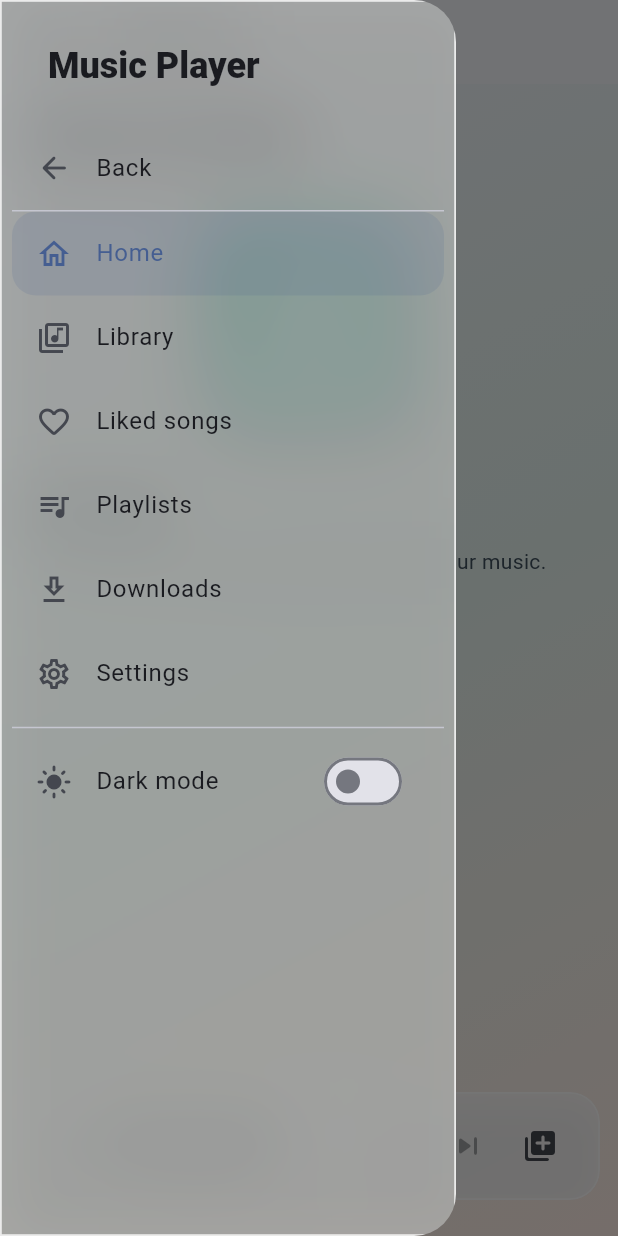
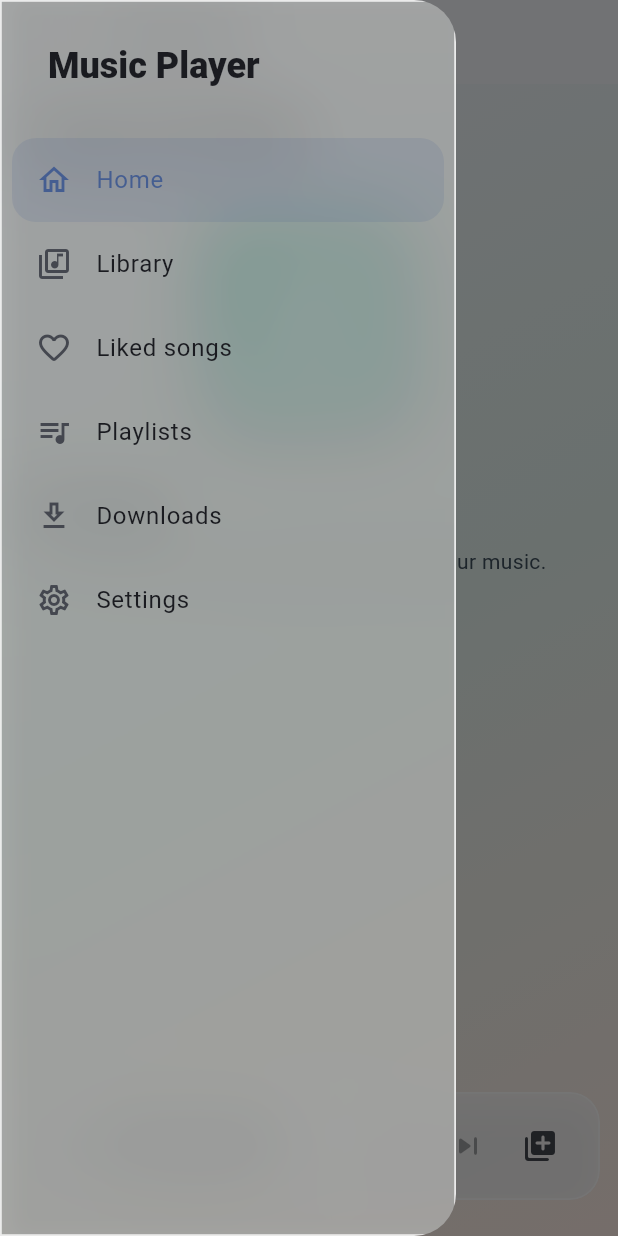
Before and after one commit to TJHerman007/music_player_app, a Flutter app: the screen it shows after launch, with the side drawer open, on a phone screen of 412 x 824 dp. Run offline on Flutter 3.47's test engine with Material 3 defaults, Android fonts, the phone set to English and light mode, and no system bars; our stand-ins replace file_picker, just_audio, permission_handler.

Commit message:
stupid minor things fixed

```diff
--- a/lib/screens/home_page.dart
+++ b/lib/screens/home_page.dart
@@ -1,4 +1,5 @@
 import 'dart:async';
+import 'dart:typed_data';
 
 import 'package:flutter/material.dart';
 
@@ -80,7 +81,11 @@ class _HomePageState extends State<HomePage> {
 
     return Scaffold(
       extendBody: true,
-      appBar: AppBar(title: const Text('My Music')),
+      appBar: AppBar(
+        title: const Text('My Music'),
+        backgroundColor: const Color.fromARGB(0, 51, 63, 68),
+        elevation: 0,
+      ),
       drawer: _AppDrawer(
         themeProvider: widget.themeProvider,
         audioLibrary: widget.audioLibrary,
@@ -186,12 +191,8 @@ class _AppDrawer extends StatelessWidget {
                       ?.copyWith(fontWeight: FontWeight.w800),
                 ),
               ),
-              ListTile(
-                leading: const Icon(Icons.arrow_back_rounded),
-                title: const Text('Back'),
-                onTap: () => Navigator.pop(context),
-              ),
-              const Divider(height: 1),
+
+              SizedBox(height: 8),
               ListTile(
                 leading: Icon(Icons.home_outlined),
                 title: Text('Home'),
@@ -262,19 +263,6 @@ class _AppDrawer extends StatelessWidget {
                   );
                 },
               ),
-              const Divider(),
-              ListTile(
-                leading: Icon(
-                  themeProvider.isDarkMode
-                      ? Icons.dark_mode_rounded
-                      : Icons.light_mode_rounded,
-                ),
-                title: const Text('Dark mode'),
-                trailing: Switch(
-                  value: themeProvider.isDarkMode,
-                  onChanged: themeProvider.toggleTheme,
-                ),
-              ),
             ],
           ),
         ),
@@ -321,15 +309,58 @@ class _HomeTrackTile extends StatelessWidget {
               ),
               onPressed: () => controller.toggleFavorite(track),
             ),
-            IconButton(
-              tooltip: 'Play',
-              icon: const Icon(Icons.play_arrow_rounded),
-              onPressed: () =>
-                  controller.playTrack(track, source: TrackSource.library),
-            ),
+            Icon(Icons.play_arrow_rounded),
           ],
         ),
+        onTap: () => controller.playTrack(track, source: TrackSource.library),
       ),
     );
   }
 }
+
+// //check for album art
+// class AlbumArtWidget extends StatelessWidget {
+//   final String filePath;
+
+//   const AlbumArtWidget({super.key, required this.filePath});
+
+//   @override
+//   Widget build(BuildContext context) {
+//     return FutureBuilder<Uint8List?>(
+//       // Call the plugin to extract the album image bytes
+//       future: AudioInfo.getAudioImage(filePath),
+//       builder: (context, snapshot) {
+//         // 1. Show a loading spinner while fetching the art
+//         if (snapshot.connectionState == ConnectionState.waiting) {
+//           return const Center(child: CircularProgressIndicator());
+//         }
+
+//         // 2. Render the album art if the byte array is found
+//         if (snapshot.hasData &&
+//             snapshot.data != null &&
+//             snapshot.data!.isNotEmpty) {
+//           return ClipRRect(
+//             borderRadius: BorderRadius.circular(12),
+//             child: Image.memory(
+//               snapshot.data!,
+//               width: 300,
+//               height: 300,
+//               fit: BoxFit.cover,
+//             ),
+//           );
+//         }
+
+//         // 3. Fallback placeholder if no album art is embedded
+//         return Container(
+//           width: 300,
+//           height: 300,
+//           decoration: BoxDecoration(
+//             color: Colors.grey[300],
+//             borderRadius: BorderRadius.circular(12),
+//           ),
+//           child: const Icon(Icons.music_note, size: 80, color: Colors.white),
+//         );
+//       },
+//     );
+//   }
+// }
--- a/lib/theme/theme_provider.dart
+++ b/lib/theme/theme_provider.dart
@@ -1,7 +1,7 @@
 import 'package:flutter/material.dart';
 
 class ThemeProvider extends ChangeNotifier {
-  ThemeMode _themeMode = ThemeMode.light;
+  ThemeMode _themeMode = ThemeMode.system;
 
   ThemeMode get themeMode => _themeMode;
 
@@ -15,6 +15,6 @@ class ThemeProvider extends ChangeNotifier {
   }
 
   void toggleTheme(bool isDark) {
-    setThemeMode(isDark ? ThemeMode.dark : ThemeMode.light);
+    setThemeMode(isDark ? ThemeMode.dark : ThemeMode.system);
   }
 }
--- a/lib/widgets/glass_surface.dart
+++ b/lib/widgets/glass_surface.dart
@@ -70,7 +70,7 @@ class LiquidGlassSurface extends StatelessWidget {
             boxShadow: [
               BoxShadow(
                 color: Colors.black.withValues(alpha: isDark ? 0.22 : 0.1),
-                blurRadius: 26,
+                blurRadius: 10,
                 offset: const Offset(8, 0),
               ),
             ],
--- a/pubspec.yaml
+++ b/pubspec.yaml
@@ -37,6 +37,8 @@ dependencies:
   permission_handler: ^13.0.1
   file_picker: ^12.0.0
   just_audio: ^0.10.6
+  shared_preferences : ^2.5.5
+
 dev_dependencies:
   flutter_test:
     sdk: flutter
```
Also changed, not shown: pubspec.lock, 2 other files.
